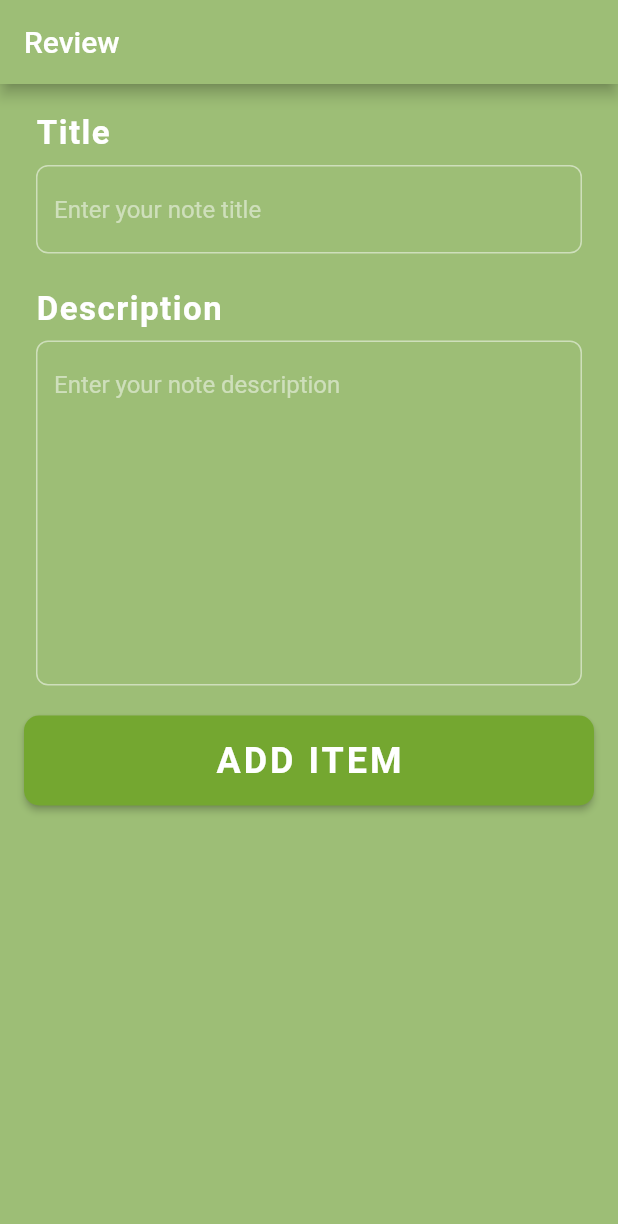
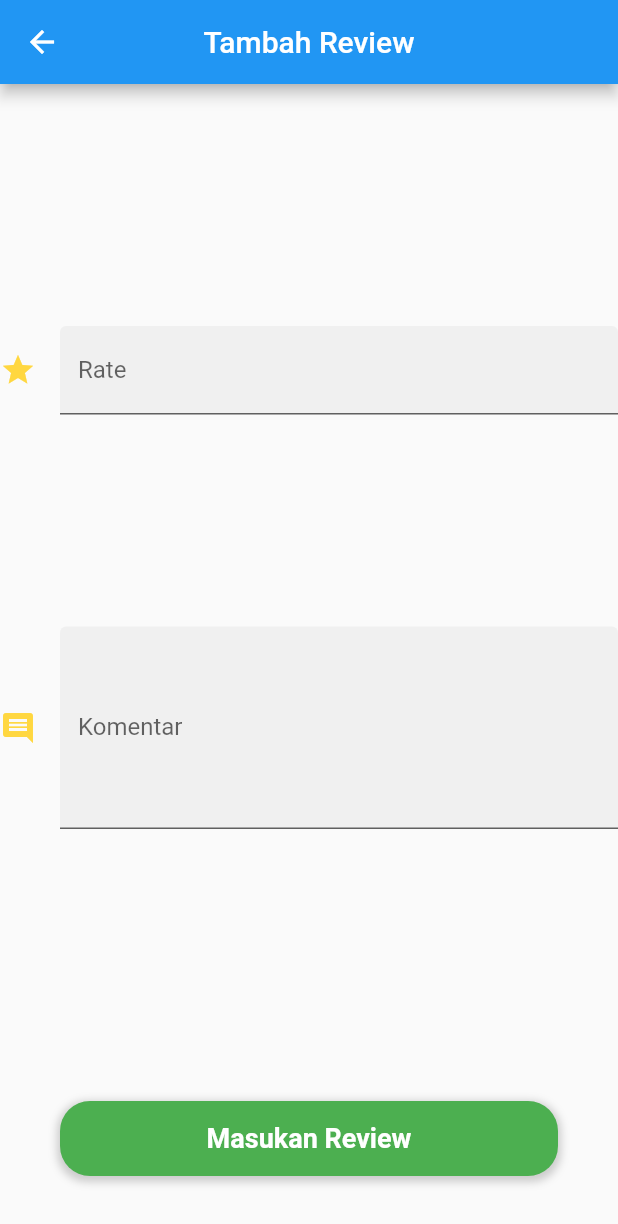
Before and after one commit to fikrysaputra/flutter_abp_papandayan, a Flutter app: the Dashboard screen opened directly, after a tap on "Berikan Review", on a phone screen of 412 x 824 dp. Shown: the top 1224 px of the screen. Run offline on Flutter 3.47's test engine with Material 2 defaults, Android fonts, the phone set to English and light mode, and no system bars; our stand-ins replace cloud_firestore, firebase_auth, firebase_core, flutter_custom_clippers, google_sign_in; accounts and stored records are empty; network calls fail.

Commit message:
fifth commit

```diff
--- a/lib/addcom.dart
+++ /dev/null
@@ -1,163 +0,0 @@
-// ignore_for_file: library_private_types_in_public_api
-
-import 'package:flutter/material.dart';
-import './validator.dart';
-import 'package:twapapandayan/store.dart';
-import './formcom.dart';
-import 'reviewpage.dart';
-
-class AddItemForm extends StatefulWidget {
-  final FocusNode titleFocusNode;
-  final FocusNode descriptionFocusNode;
-
-   const AddItemForm({Key? key,
-    required this.titleFocusNode,
-    required this.descriptionFocusNode,
-  }) : super(key: key);
-
-  @override
-  _AddItemFormState createState() => _AddItemFormState();
-}
-
-class _AddItemFormState extends State<AddItemForm> {
-  final _addItemFormKey = GlobalKey<FormState>();
-
-  bool _isProcessing = false;
-
-  final TextEditingController _titleController = TextEditingController();
-  final TextEditingController _descriptionController = TextEditingController();
-
-  @override
-  Widget build(BuildContext context) {
-    return Form(
-      key: _addItemFormKey,
-      child: ListView(
-        children: [
-          Padding(
-            padding: const EdgeInsets.only(
-              left: 8.0,
-              right: 8.0,
-              bottom: 20.0,
-            ),
-            child: Column(
-              crossAxisAlignment: CrossAxisAlignment.start,
-              children: [
-                const SizedBox(height: 20.0),
-                const Text(
-                  'Title',
-                  style: TextStyle(
-                    color: Colors.white,
-                    fontSize: 22.0,
-                    letterSpacing: 1,
-                    fontWeight: FontWeight.bold,
-                  ),
-                ),
-                const SizedBox(height: 8.0),
-                CustomFormField(
-                  isLabelEnabled: false,
-                  controller: _titleController,
-                  focusNode: widget.titleFocusNode,
-                  keyboardType: TextInputType.text,
-                  inputAction: TextInputAction.next,
-                  validator: (value) => Validator.validateField(
-                    value: value,
-                  ),
-                  label: 'Title',
-                  hint: 'Enter your note title',
-                ),
-                const SizedBox(height: 24.0),
-                const Text(
-                  'Description',
-                  style: TextStyle(
-                    color: Colors.white,
-                    fontSize: 22.0,
-                    letterSpacing: 1,
-                    fontWeight: FontWeight.bold,
-                  ),
-                ),
-                const SizedBox(height: 8.0),
-                CustomFormField(
-                  maxLines: 10,
-                  isLabelEnabled: false,
-                  controller: _descriptionController,
-                  focusNode: widget.descriptionFocusNode,
-                  keyboardType: TextInputType.text,
-                  inputAction: TextInputAction.done,
-                  validator: (value) => Validator.validateField(
-                    value: value,
-                  ),
-                  label: 'Description',
-                  hint: 'Enter your note description',
-                ),
-              ],
-            ),
-          ),
-          _isProcessing
-              ? const Padding(
-                  padding: EdgeInsets.all(16.0),
-                  child: CircularProgressIndicator(
-                    valueColor: AlwaysStoppedAnimation<Color>(
-                      Color(0xFF74A730),
-                    ),
-                  ),
-                )
-              : SizedBox(
-                  width: double.maxFinite,
-                  child: ElevatedButton(
-                    style: ButtonStyle(
-                      backgroundColor: MaterialStateProperty.all(
-                        const Color(0xFF74A730),
-                      ),
-                      shape: MaterialStateProperty.all(
-                        RoundedRectangleBorder(
-                          borderRadius: BorderRadius.circular(10),
-                        ),
-                      ),
-                    ),
-                    onPressed: () async {
-                      widget.titleFocusNode.unfocus();
-                      widget.descriptionFocusNode.unfocus();
-
-                      if (_addItemFormKey.currentState!.validate()) {
-                        setState(() {
-                          _isProcessing = true;
-                        });
-
-                        await Database.addItem(
-                          title: _titleController.text,
-                          description: _descriptionController.text,
-                        );
-
-                        setState(() {
-                          _isProcessing = false;
-                        });
-
-                        Navigator.of(context).push(
-                                    MaterialPageRoute(
-                                      builder: (context) {
-                                        return const ItemList();
-                                      },
-                                    ),
-                                  );
-
-                              }
-                    },
-                    child: const Padding(
-                      padding: EdgeInsets.only(top: 16.0, bottom: 16.0),
-                      child: Text(
-                        'ADD ITEM',
-                        style: TextStyle(
-                          fontSize: 24,
-                          fontWeight: FontWeight.bold,
-                          color: Colors.white,
-                          letterSpacing: 2,
-                        ),
-                      ),
-                    ),
-                  ),
-                ),
-        ],
-      ),
-    );
-  }
-}
--- a/lib/addcomscreen.dart
+++ /dev/null
@@ -1,39 +0,0 @@
-import 'package:flutter/material.dart';
-import 'addcom.dart';
-
-class AddScreen extends StatelessWidget {
-  final FocusNode _titleFocusNode = FocusNode();
-  final FocusNode _descriptionFocusNode = FocusNode();
-
-  AddScreen({Key? key}) : super(key: key);
-
-  @override
-  Widget build(BuildContext context) {
-    return GestureDetector(
-      onTap: () {
-        _titleFocusNode.unfocus();
-        _descriptionFocusNode.unfocus();
-      },
-      child: Scaffold(
-        backgroundColor: const Color(0xFF9DBE76),
-        appBar: AppBar(
-          backgroundColor: const Color(0xFF9DBE76),
-          title: const Text("Review"),
-        ),
-        body: SafeArea(
-          child: Padding(
-            padding: const EdgeInsets.only(
-              left: 16.0,
-              right: 16.0,
-              bottom: 20.0,
-            ),
-            child: AddItemForm(
-              titleFocusNode: _titleFocusNode,
-              descriptionFocusNode: _descriptionFocusNode,
-            ),
-          ),
-        ),
-      ),
-    );
-  }
-}
--- a/lib/dashboard.dart
+++ b/lib/dashboard.dart
@@ -1,9 +1,9 @@
 // ignore_for_file: library_private_types_in_public_api
 
 import 'package:flutter/material.dart';
+import 'review.dart';
 import 'welcome.dart';
 import 'auth.dart';
-import 'addcomscreen.dart';
 
 class Dashboard extends StatefulWidget {
   const Dashboard({Key? key}) : super(key: key);
@@ -81,10 +81,11 @@ class _Dashboard extends State<Dashboard> {
                     color: const Color(0xFF9DBE76),
                     child: TextButton(
                         onPressed: () {
-                          Navigator.of(context).pushAndRemoveUntil(
-                              MaterialPageRoute(builder: (context) {
-                            return AddScreen();
-                          }), ModalRoute.withName('/review'));
+                          Navigator.of(context).push(MaterialPageRoute(
+                            builder: (context) {
+                              return const AddUser();
+                            },
+                          ));
                         },
                         child: const Center(
                           child: Text(
@@ -99,7 +100,18 @@ class _Dashboard extends State<Dashboard> {
                   Container(
                     height: 100,
                     color: const Color(0xFF74A730),
-                    child: const Center(child: Text('Entry B')),
+                    child: TextButton(
+                        onPressed: () {
+                        },
+                        child: const Center(
+                          child: Text(
+                            "Baca Review",
+                            style: TextStyle(
+                                fontSize: 18,
+                                color: Color(0xFFFFFFFF),
+                                fontWeight: FontWeight.bold),
+                          ),
+                        )),
                   ),
                   Container(
                     height: 100,
--- a/lib/formcom.dart
+++ /dev/null
@@ -1,92 +0,0 @@
-import 'package:flutter/material.dart';
-
-class CustomFormField extends StatelessWidget {
-  const CustomFormField({
-    Key? key,
-    required TextEditingController controller,
-    required FocusNode focusNode,
-    required TextInputType keyboardType,
-    required TextInputAction inputAction,
-    required String label,
-    required String hint,
-    required Function(String value) validator,
-    this.isObscure = false,
-    this.isCapitalized = false,
-    this.maxLines = 1,
-    this.isLabelEnabled = true,
-  })  : _emailController = controller,
-        _emailFocusNode = focusNode,
-        _keyboardtype = keyboardType,
-        _inputAction = inputAction,
-        _label = label,
-        _hint = hint,
-        _validator = validator,
-        super(key: key);
-
-  final TextEditingController _emailController;
-  final FocusNode _emailFocusNode;
-  final TextInputType _keyboardtype;
-  final TextInputAction _inputAction;
-  final String _label;
-  final String _hint;
-  final bool isObscure;
-  final bool isCapitalized;
-  final int maxLines;
-  final bool isLabelEnabled;
-  final Function(String) _validator;
-
-  @override
-  Widget build(BuildContext context) {
-    return TextFormField(
-      maxLines: maxLines,
-      controller: _emailController,
-      focusNode: _emailFocusNode,
-      keyboardType: _keyboardtype,
-      obscureText: isObscure,
-      textCapitalization:
-          isCapitalized ? TextCapitalization.words : TextCapitalization.none,
-      textInputAction: _inputAction,
-      cursorColor: Colors.yellow,
-      validator: (value) => _validator(value!),
-      decoration: InputDecoration(
-        labelText: isLabelEnabled ? _label : null,
-        labelStyle: const TextStyle(color: Colors.yellow),
-        hintText: _hint,
-        hintStyle: TextStyle(
-          color: Colors.white.withOpacity(0.5),
-        ),
-        errorStyle: const TextStyle(
-          color: Colors.redAccent,
-          fontWeight: FontWeight.bold,
-        ),
-        focusedBorder: OutlineInputBorder(
-          borderRadius: BorderRadius.circular(8.0),
-          borderSide: const BorderSide(
-            color: Colors.white,
-            width: 2,
-          ),
-        ),
-        enabledBorder: OutlineInputBorder(
-          borderRadius: BorderRadius.circular(8.0),
-          borderSide: BorderSide(
-            color: Colors.white.withOpacity(0.5),
-          ),
-        ),
-        errorBorder: OutlineInputBorder(
-          borderRadius: BorderRadius.circular(8.0),
-          borderSide: const BorderSide(
-            color: Colors.redAccent,
-            width: 2,
-          ),
-        ),
-        focusedErrorBorder: OutlineInputBorder(
-          borderRadius: BorderRadius.circular(8.0),
-          borderSide: const BorderSide(
-            color: Colors.redAccent,
-            width: 2,
-          ),
-        ),
-      ),
-    );
-  }
-}
--- /dev/null
+++ b/lib/review.dart
@@ -0,0 +1,222 @@
+// ignore_for_file: avoid_print, library_private_types_in_public_api
+
+import 'package:flutter/material.dart';
+//import 'package:firebase_core/firebase_core.dart';
+import 'package:cloud_firestore/cloud_firestore.dart';
+
+class AddUser extends StatelessWidget {
+  const AddUser({Key? key}) : super(key: key);
+
+  @override
+  Widget build(BuildContext context) {
+    CollectionReference comment =
+        FirebaseFirestore.instance.collection('komentar');
+
+    TextEditingController ratingIs = TextEditingController();
+    TextEditingController komentIs = TextEditingController();
+
+    Future<void> addUser() {
+      return comment
+          .add({'rating': ratingIs.text, 'komentar': komentIs.text})
+          .then((value) => print("Review ditambahkan"))
+          .catchError((error) => print("Failed to add user: $error"));
+    }
+
+    return Scaffold(
+      appBar: AppBar(
+        title: const Text("Tambah Review"),
+        centerTitle: true,
+        leading: IconButton(
+          icon: const Icon(Icons.arrow_back),
+          onPressed: () => Navigator.of(context).pop(),
+        ),
+      ),
+      body: Column(
+        mainAxisAlignment: MainAxisAlignment.spaceBetween,
+        crossAxisAlignment: CrossAxisAlignment.stretch,
+        children: <Widget>[
+          const SizedBox(
+            height: 20.0,
+          ),
+          TextFormField(
+            controller: ratingIs,
+            decoration: const InputDecoration(
+              border: UnderlineInputBorder(),
+              filled: true,
+              icon: Icon(
+                Icons.star,
+                color: Colors.amberAccent,
+              ),
+              hintText: 'Rate dari 1-5',
+              labelText: 'Rate',
+            ),
+            onSaved: (String? value) {
+              ratingIs;
+            },
+          ),
+          TextFormField(
+            controller: komentIs,
+              decoration: const InputDecoration(
+                border: UnderlineInputBorder(),
+                filled: true,
+                icon: Icon(
+                  Icons.comment,
+                  color: Colors.amberAccent,
+                ),
+                hintText: 'Berikan Komentarmu',
+                labelText: 'Komentar',
+              ),
+              maxLines: 5,
+              onSaved: (String? value) {
+                komentIs;
+              }),
+          Padding(
+            padding: const EdgeInsets.all(40.0),
+            child: Container(
+                height: 50,
+                width: 240.0,
+                decoration: BoxDecoration(
+                  borderRadius: BorderRadius.circular(20),
+                  color: Colors.green,
+                  boxShadow: [
+                    BoxShadow(
+                      color: Colors.grey.withOpacity(0.5),
+                      spreadRadius: 2,
+                      blurRadius: 4,
+                      offset: const Offset(0, 2),
+                    ),
+                  ],
+                ),
+                child: TextButton(
+                  onPressed: () {
+                    showDialog<void>(
+                      context: context,
+                      barrierDismissible: false, // user must tap button!
+                      builder: (BuildContext context) {
+                        return AlertDialog(
+                          title: const Text('Yakin ?'),
+                          content: SingleChildScrollView(
+                            child: ListBody(
+                              children: const <Widget>[
+                                Text('Yakin ingin menambahkan Review ?'),
+                              ],
+                            ),
+                          ),
+                          actions: <Widget>[
+                            TextButton(
+                              child: const Text('Tidak'),
+                              onPressed: () {
+                                Navigator.of(context).pop();
+                              },
+                            ),
+                            TextButton(
+                              child: const Text('Iya'),
+                              onPressed: () {
+                                addUser();
+                                //Navigator.of(context).pop();
+                                Navigator.of(context).pushAndRemoveUntil(
+                                    MaterialPageRoute(builder: (context) {
+                                  return const GetUserName(
+                                      'eICSvAxpPViXIb6FheHd');
+                                }), ModalRoute.withName('/daftarreview'));
+                              },
+                            ),
+                          ],
+                        );
+                      },
+                    );
+                  },
+                  child: const Center(
+                    child: Text(
+                      "Masukan Review",
+                      style: TextStyle(
+                          fontSize: 18,
+                          color: Color(0xFFFFFFFF),
+                          fontWeight: FontWeight.bold),
+                    ),
+                  ),
+                )),
+          ),
+        ],
+      ),
+    );
+  }
+}
+
+class GetUserName extends StatelessWidget {
+  final String documentId;
+
+  const GetUserName(this.documentId, {Key? key}) : super(key: key);
+
+  @override
+  Widget build(BuildContext context) {
+    CollectionReference users =
+        FirebaseFirestore.instance.collection('komentar');
+
+    return FutureBuilder<DocumentSnapshot>(
+      future: users.doc(documentId).get(),
+      builder:
+          (BuildContext context, AsyncSnapshot<DocumentSnapshot> snapshot) {
+        if (snapshot.hasError) {
+          return const Text("Something went wrong");
+        }
+
+        if (snapshot.hasData && !snapshot.data!.exists) {
+          return const Text("Document does not exist");
+        }
+
+        if (snapshot.connectionState == ConnectionState.done) {
+          Map<String, dynamic> data =
+              snapshot.data!.data() as Map<String, dynamic>;
+          return Text("Rating: ${data['rating']} ${data['komentar']}");
+        }
+
+        return const Text("loading");
+      },
+    );
+  }
+}
+
+Stream collectionStream =
+    FirebaseFirestore.instance.collection('rev').snapshots();
+Stream documentStream =
+    FirebaseFirestore.instance.collection('users').doc('ABC123').snapshots();
+
+class UserInformation extends StatefulWidget {
+  const UserInformation({Key? key}) : super(key: key);
+
+  @override
+  _UserInformationState createState() => _UserInformationState();
+}
+
+class _UserInformationState extends State<UserInformation> {
+  final Stream<QuerySnapshot> _usersStream =
+      FirebaseFirestore.instance.collection('users').snapshots();
+
+  @override
+  Widget build(BuildContext context) {
+    return StreamBuilder<QuerySnapshot>(
+      stream: _usersStream,
+      builder: (BuildContext context, AsyncSnapshot<QuerySnapshot> snapshot) {
+        if (snapshot.hasError) {
+          return const Text('Something went wrong');
+        }
+
+        if (snapshot.connectionState == ConnectionState.waiting) {
+          return const Text("Loading");
+        }
+
+        return ListView(
+          children: snapshot.data!.docs.map((DocumentSnapshot document) {
+            Map<String, dynamic> data =
+                document.data()! as Map<String, dynamic>;
+            return ListTile(
+              title: Text(data['full_name']),
+              subtitle: Text(data['company']),
+            );
+          }).toList(),
+        );
+      },
+    );
+  }
+}
--- a/lib/store.dart
+++ /dev/null
@@ -1,67 +0,0 @@
-// ignore_for_file: avoid_print
-
-import 'package:cloud_firestore/cloud_firestore.dart';
-
-final FirebaseFirestore _firestore = FirebaseFirestore.instance;
-final CollectionReference _mainCollection = _firestore.collection('notes');
-
-class Database {
-static String? userUid;
-
- static Future<void> addItem({
-    required String title,
-    required String description,
-  }) async {
-    DocumentReference documentReferencer =
-        _mainCollection.doc(userUid).collection('items').doc();
-
-    Map<String, dynamic> data = <String, dynamic>{
-      "title": title,
-      "description": description,
-    };
-
-    await documentReferencer
-        .set(data)
-        .whenComplete(() => print("Notes item added to the database"))
-        .catchError((e) => print(e));
-  }
-
-  static Stream<QuerySnapshot> readItems() {
-    CollectionReference notesItemCollection =
-        _mainCollection.doc(userUid).collection('items');
-
-    return notesItemCollection.snapshots();
-  }
-
-  static Future<void> updateItem({
-    required String title,
-    required String description,
-    required String docId,
-  }) async {
-    DocumentReference documentReferencer =
-        _mainCollection.doc(userUid).collection('items').doc(docId);
-
-    Map<String, dynamic> data = <String, dynamic>{
-      "title": title,
-      "description": description,
-    };
-
-    await documentReferencer
-        .update(data)
-        .whenComplete(() => print("Komentar telah diperbarui"))
-        .catchError((e) => print(e));
-  }
-
-  static Future<void> deleteItem({
-    required String docId,
-  }) async {
-    DocumentReference documentReferencer =
-        _mainCollection.doc(userUid).collection('items').doc(docId);
-
-    await documentReferencer
-        .delete()
-        .whenComplete(() => print('Komentar telah dihapus'))
-        .catchError((e) => print(e));
-  }
-
-}
--- a/pubspec.yaml
+++ b/pubspec.yaml
@@ -55,6 +55,8 @@ dependencies:
   # The following adds the Cupertino Icons font to your application.
   # Use with the CupertinoIcons class for iOS style icons.
   cupertino_icons: ^1.0.2
+  cached_network_image: ^3.2.1
+  flare_flutter: ^3.0.2
 
 dev_dependencies:
   flutter_test:
```
Also changed, not shown: lib/reviewpage.dart (deleted, +0 -52 lines), lib/validator.dart (deleted, +0 -19 lines), pubspec.lock, 1 other file.
